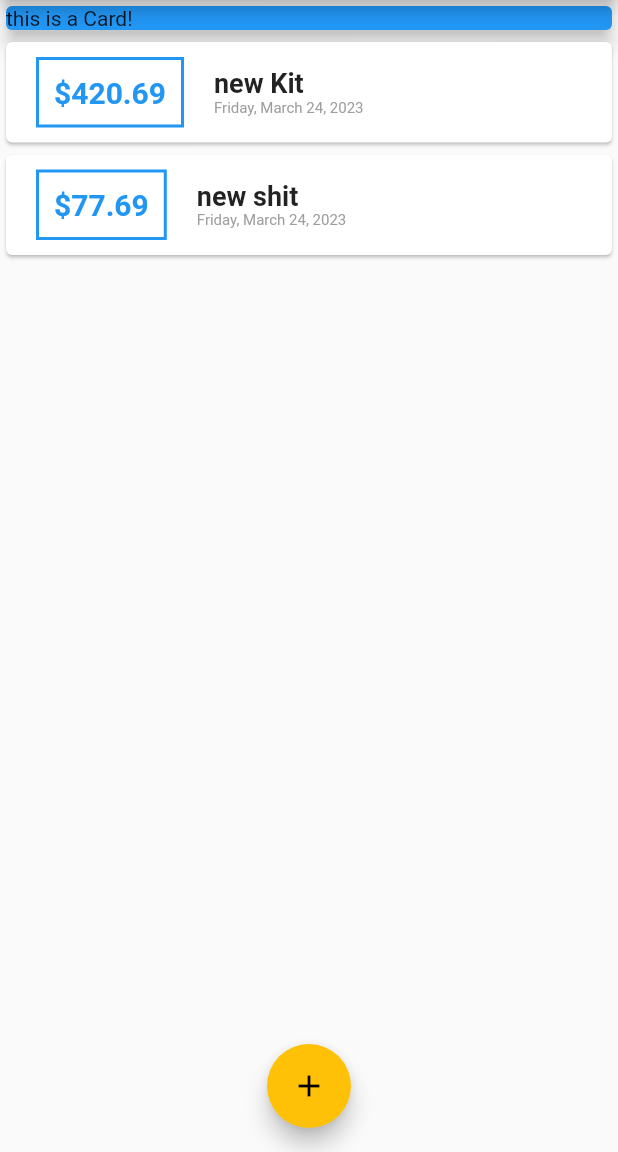
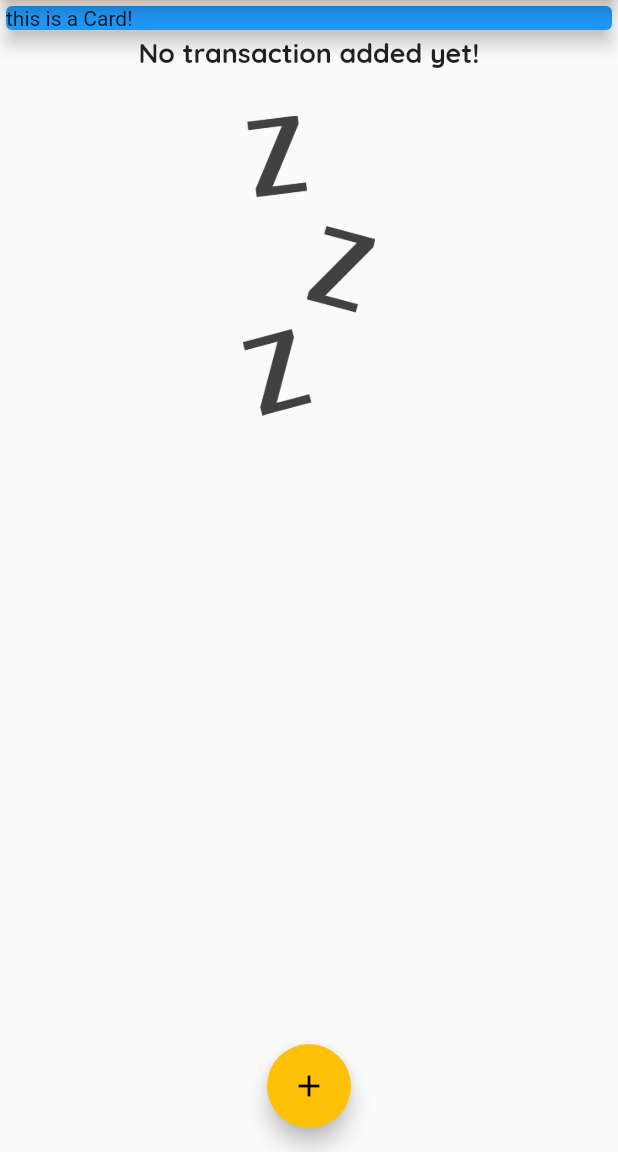
Before and after one commit to barimehdi77/personal-expenses-app, a Flutter app: the screen it shows after launch, on a phone screen of 412 x 824 dp, the part 84-1236 px from its top. Run offline on Flutter 3.47's test engine with Material 2 defaults, Android fonts, the phone set to English and light mode, and no system bars; Roboto replaces fonts that are missing (Quicksnad).

Commit message:
feat: add image when there's no transactions to display

```diff
--- a/lib/main.dart
+++ b/lib/main.dart
@@ -28,7 +28,7 @@ class MyApp extends StatelessWidget {
         fontFamily: 'Quicksand',
         textTheme: ThemeData.light().textTheme.copyWith(
               titleLarge: TextStyle(
-                fontFamily: 'Quicksnad',
+                fontFamily: 'Quicksand',
                 fontWeight: FontWeight.bold,
                 fontSize: 18,
               ),
@@ -58,18 +58,18 @@ class MyHomePage extends StatefulWidget {
 
 class _MyHomePageState extends State<MyHomePage> {
   final List<Transaction> _userTransactions = [
-    Transaction(
-      id: 't1',
-      name: 'new Kit',
-      amount: 420.69,
-      date: DateTime.now(),
-    ),
-    Transaction(
-      id: 't2',
-      name: 'new shit',
-      amount: 77.69,
-      date: DateTime.now(),
-    ),
+    // Transaction(
+    //   id: 't1',
+    //   name: 'new Kit',
+    //   amount: 420.69,
+    //   date: DateTime.now(),
+    // ),
+    // Transaction(
+    //   id: 't2',
+    //   name: 'new shit',
+    //   amount: 77.69,
+    //   date: DateTime.now(),
+    // ),
   ];
 
   void _addNewTransaction(Transaction newTx) {
--- a/lib/widgets/transactionList.widget.dart
+++ b/lib/widgets/transactionList.widget.dart
@@ -12,13 +12,33 @@ class TransactionList extends StatelessWidget {
   Widget build(BuildContext context) {
     return Container(
       height: 300,
-      child: ListView.builder(
+      child: transactions.isEmpty
+          ? Column(
+              children: [
+                Text(
+                  'No transaction added yet!',
+                  style: Theme.of(context).textTheme.titleLarge,
+                ),
+                SizedBox(
+                  height: 30,
+                ),
+                Container(
+                  height: 200,
+                  child: Image.asset(
+                    'assets/images/waiting.png',
+                    fit: BoxFit.cover,
+                  ),
+                ),
+              ],
+            )
+          : ListView.builder(
               itemBuilder: (ctx, index) {
                 return Card(
                   child: Row(
                     children: [
                       Container(
-                  margin: EdgeInsets.symmetric(vertical: 10, horizontal: 20),
+                        margin:
+                            EdgeInsets.symmetric(vertical: 10, horizontal: 20),
                         padding: EdgeInsets.all(10),
                         decoration: BoxDecoration(
                           border: Border.all(
@@ -43,7 +63,8 @@ class TransactionList extends StatelessWidget {
                             style: Theme.of(context).textTheme.titleLarge,
                           ),
                           Text(
-                      DateFormat.yMMMMEEEEd().format(transactions[index].date),
+                            DateFormat.yMMMMEEEEd()
+                                .format(transactions[index].date),
                             style: TextStyle(
                               color: Colors.grey,
                               fontSize: 10,
--- a/pubspec.yaml
+++ b/pubspec.yaml
@@ -46,8 +46,8 @@ flutter:
   uses-material-design: true
 
   # To add assets to your application, add an assets section, like this:
-  # assets:
-  #   - images/a_dot_burr.jpeg
+  assets:
+    - assets/images/waiting.png
   #   - images/a_dot_ham.jpeg
 
   # An image asset can refer to one or more resolution-specific "variants", see
```
Lines whose indentation alone changed are shown as unchanged.
